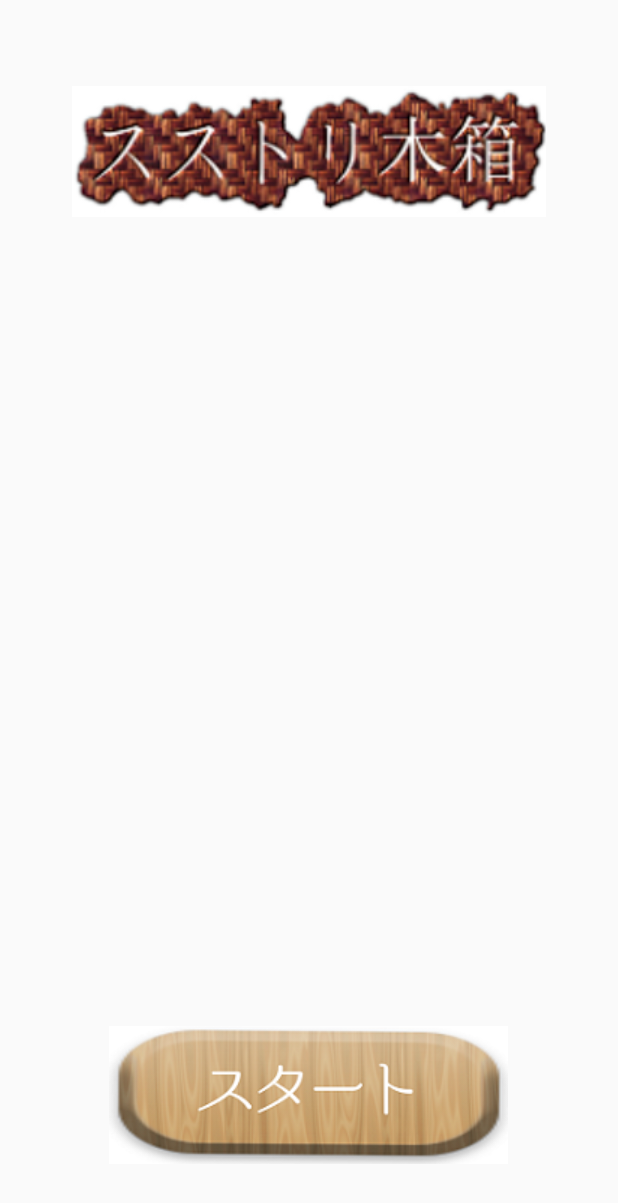
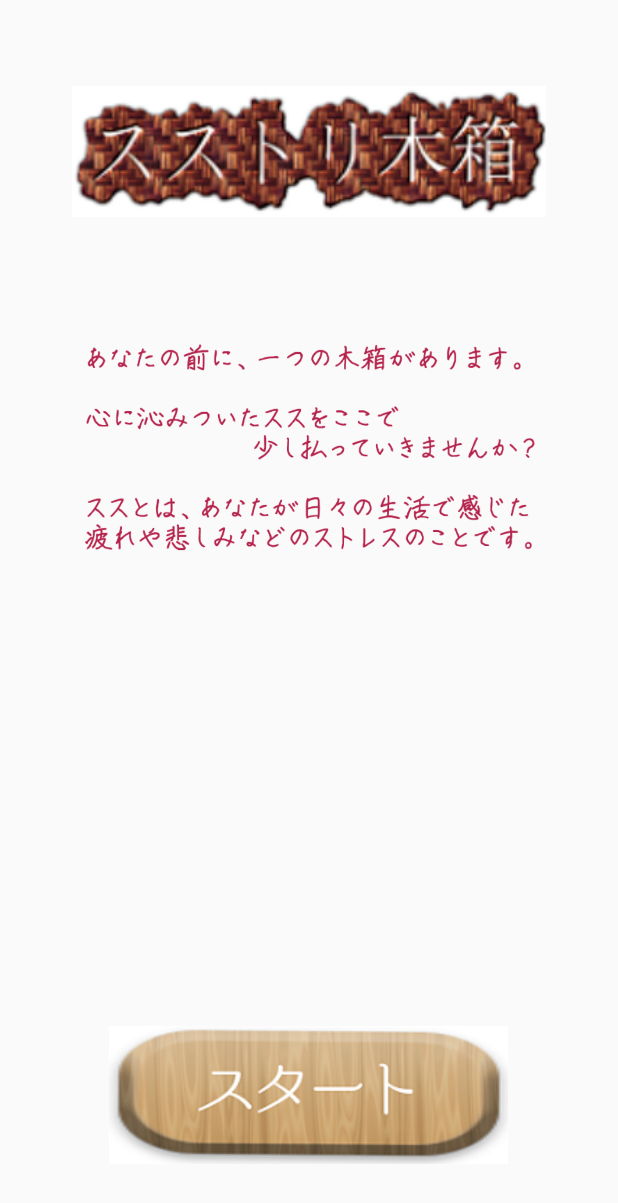
Before and after one commit to s19b708/susutori, an Android app: the screen it shows after launch (MainActivity), on a phone screen of 412 x 824 dp. Shown: the top 1203 px of the screen. Run offline under Robolectric (Android 15) with nearby library versions, the phone set to English and light mode, and no system bars.

Commit message:
setumeibun

```diff
--- a/app/src/main/res/layout/activity_main.xml
+++ b/app/src/main/res/layout/activity_main.xml
@@ -36,4 +36,16 @@
         app:layout_constraintTop_toTopOf="parent"
         app:layout_constraintVertical_bias="0.0" />
 
+    <ImageView
+        android:id="@+id/imageView"
+        android:layout_width="314dp"
+        android:layout_height="188dp"
+        android:layout_marginTop="52dp"
+        android:src="@drawable/setumei"
+        app:layout_constraintBottom_toTopOf="@+id/imageButton"
+        app:layout_constraintEnd_toEndOf="parent"
+        app:layout_constraintStart_toStartOf="parent"
+        app:layout_constraintTop_toBottomOf="@+id/imageView4"
+        app:layout_constraintVertical_bias="0.0" />
+
 </androidx.constraintlayout.widget.ConstraintLayout>
--- a/app/src/main/res/layout/page2.xml
+++ b/app/src/main/res/layout/page2.xml
@@ -13,7 +13,8 @@
         android:layout_height="94dp"
         android:src="@drawable/boxin"
         tools:layout_editor_absoluteX="58dp"
-        tools:layout_editor_absoluteY="621dp" />
+        tools:layout_editor_absoluteY="621dp"
+        tools:ignore="MissingConstraints" />
 
     <ImageButton
         android:id="@+id/imageButton6"
@@ -23,6 +24,7 @@
         android:src="@drawable/tap_heart"
         android:tint="#00FFFFFF"
         tools:layout_editor_absoluteX="42dp"
-        tools:layout_editor_absoluteY="200dp" />
+        tools:layout_editor_absoluteY="200dp"
+        tools:ignore="MissingConstraints" />
 
 </androidx.constraintlayout.widget.ConstraintLayout>
```
Also changed, not shown: app/src/main/res/layout/page1.xml (+12 -0 lines), app/src/main/res/drawable-v24/setumei.gif (added).
